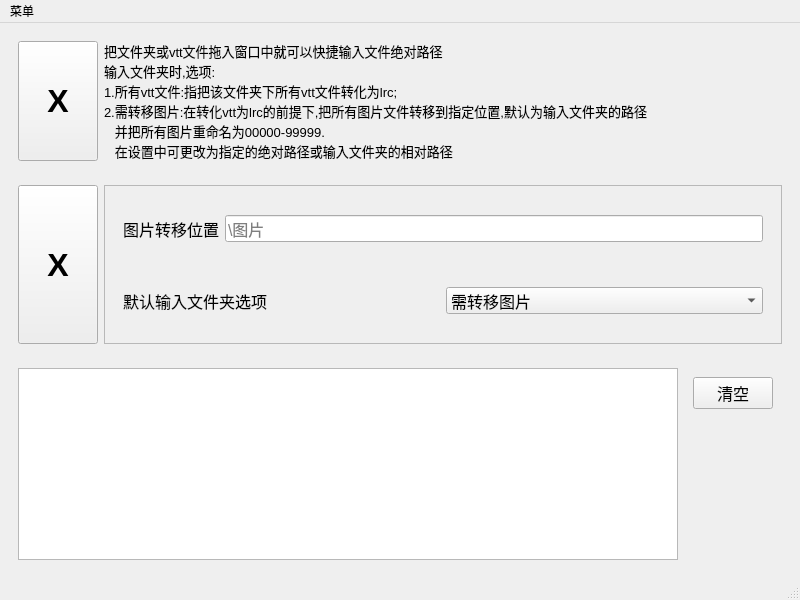
Qt form mainwindow.ui (FireRogers/asmr_vtt_to_lrc) before a commit.
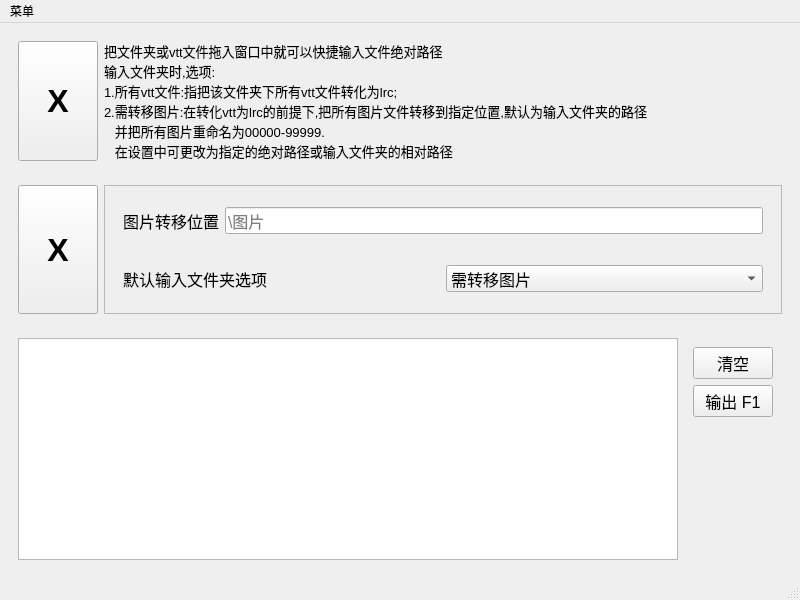
The same form after that commit.

What changed in the file:
```diff
--- a/mainwindow.ui
+++ b/mainwindow.ui
@@ -100,7 +100,7 @@
             <x>0</x>
             <y>0</y>
             <width>673</width>
-            <height>165</height>
+            <height>131</height>
            </rect>
           </property>
           <layout class="QVBoxLayout" name="verticalLayout_3">
@@ -208,6 +208,18 @@
             </property>
            </widget>
           </item>
+          <item>
+           <widget class="QPushButton" name="pushout_2">
+            <property name="font">
+             <font>
+              <pointsize>12</pointsize>
+             </font>
+            </property>
+            <property name="text">
+             <string>输出 F1</string>
+            </property>
+           </widget>
+          </item>
           <item>
            <spacer name="verticalSpacer">
             <property name="orientation">
```
Left out of the diff: 4 changed lines with no effect on the pictures.
